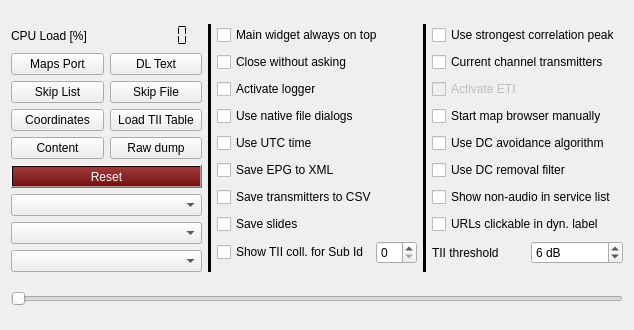
Old version of the form src/configuration/configuration.ui in the repository tomneda/DABstar.
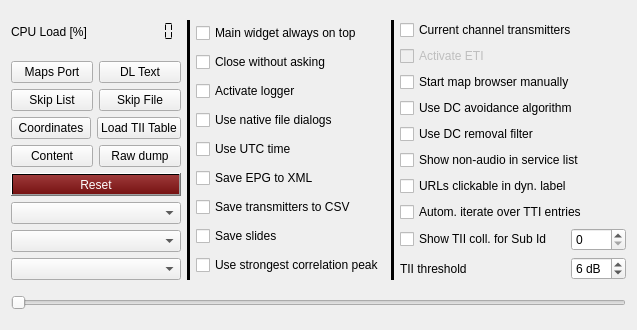
New version of the form.

Commit message:
Add auto-iteration (switchable) for TII entries
- Introduced `cbAutoIterTiiEntries` for automatic TII entry iteration.
- Enabled `mTiiIndexCntTimer` to support TII auto-iteration.
- Updated `cmbStationLocation` logic to manage iteration settings.
- Registered auto-iteration feature in configuration and settings UI.

Patch:
```diff
--- a/src/configuration/configuration.ui
+++ b/src/configuration/configuration.ui
@@ -6,7 +6,7 @@
    <rect>
     <x>0</x>
     <y>0</y>
-    <width>634</width>
+    <width>637</width>
     <height>330</height>
    </rect>
   </property>
@@ -299,47 +299,6 @@
         </widget>
        </item>
        <item>
-        <layout class="QHBoxLayout" name="horizontalLayout_2">
-         <item>
-          <widget class="QCheckBox" name="cbTiiCollisions">
-           <property name="toolTip">
-            <string>&lt;html&gt;&lt;head/&gt;&lt;body&gt;&lt;p&gt;Shows TII collisions as main id = 99&lt;/p&gt;&lt;/body&gt;&lt;/html&gt;</string>
-           </property>
-           <property name="text">
-            <string>Show TII coll. for Sub Id</string>
-           </property>
-          </widget>
-         </item>
-         <item>
-          <widget class="QSpinBox" name="tii_subid">
-           <property name="minimum">
-            <number>0</number>
-           </property>
-           <property name="maximum">
-            <number>23</number>
-           </property>
-           <property name="value">
-            <number>0</number>
-           </property>
-          </widget>
-         </item>
-        </layout>
-       </item>
-      </layout>
-     </item>
-     <item>
-      <widget class="Line" name="line">
-       <property name="styleSheet">
-        <string notr="true">background-color: black;</string>
-       </property>
-       <property name="orientation">
-        <enum>Qt::Orientation::Vertical</enum>
-       </property>
-      </widget>
-     </item>
-     <item>
-      <layout class="QVBoxLayout" name="verticalLayout">
-       <item>
         <widget class="QCheckBox" name="cbUse_strongest_peak">
          <property name="toolTip">
           <string>&lt;html&gt;&lt;head/&gt;&lt;body&gt;&lt;p&gt;If set, the correlation module will report the strongest peak in the correlation, rather than the first (above a certain minimum).&lt;/p&gt;&lt;/body&gt;&lt;/html&gt;</string>
@@ -349,6 +308,20 @@
          </property>
         </widget>
        </item>
+      </layout>
+     </item>
+     <item>
+      <widget class="Line" name="line">
+       <property name="styleSheet">
+        <string notr="true">background-color: black;</string>
+       </property>
+       <property name="orientation">
+        <enum>Qt::Orientation::Vertical</enum>
+       </property>
+      </widget>
+     </item>
+     <item>
+      <layout class="QVBoxLayout" name="verticalLayout">
        <item>
         <widget class="QCheckBox" name="cbShowOnlyCurrTrans">
          <property name="toolTip">
@@ -423,7 +396,44 @@
         </widget>
        </item>
        <item>
-        <layout class="QHBoxLayout" name="horizontalLayout_3">
+        <widget class="QCheckBox" name="cbAutoIterTiiEntries">
+         <property name="toolTip">
+          <string>&lt;html&gt;&lt;head/&gt;&lt;body&gt;&lt;p&gt;&lt;span style=&quot; font-weight:700;&quot;&gt;Automatically iterate over TII entries&lt;/span&gt;&lt;/p&gt;&lt;p&gt;The TII location list in the main window can be iterated automatically. If not selected then always the first (strongest) TII entry is shown.&lt;/p&gt;&lt;/body&gt;&lt;/html&gt;</string>
+         </property>
+         <property name="text">
+          <string>Autom. iterate over TTI entries</string>
+         </property>
+        </widget>
+       </item>
+       <item>
+        <layout class="QHBoxLayout" name="horizontalLayout_2" stretch="3,1">
+         <item>
+          <widget class="QCheckBox" name="cbTiiCollisions">
+           <property name="toolTip">
+            <string>&lt;html&gt;&lt;head/&gt;&lt;body&gt;&lt;p&gt;Shows TII collisions as main id = 99&lt;/p&gt;&lt;/body&gt;&lt;/html&gt;</string>
+           </property>
+           <property name="text">
+            <string>Show TII coll. for Sub Id</string>
+           </property>
+          </widget>
+         </item>
+         <item>
+          <widget class="QSpinBox" name="tii_subid">
+           <property name="minimum">
+            <number>0</number>
+           </property>
+           <property name="maximum">
+            <number>23</number>
+           </property>
+           <property name="value">
+            <number>0</number>
+           </property>
+          </widget>
+         </item>
+        </layout>
+       </item>
+       <item>
+        <layout class="QHBoxLayout" name="horizontalLayout_3" stretch="3,1">
          <item>
           <widget class="QLabel" name="label_6">
            <property name="text">
```
The commit also changes 6 other files.
